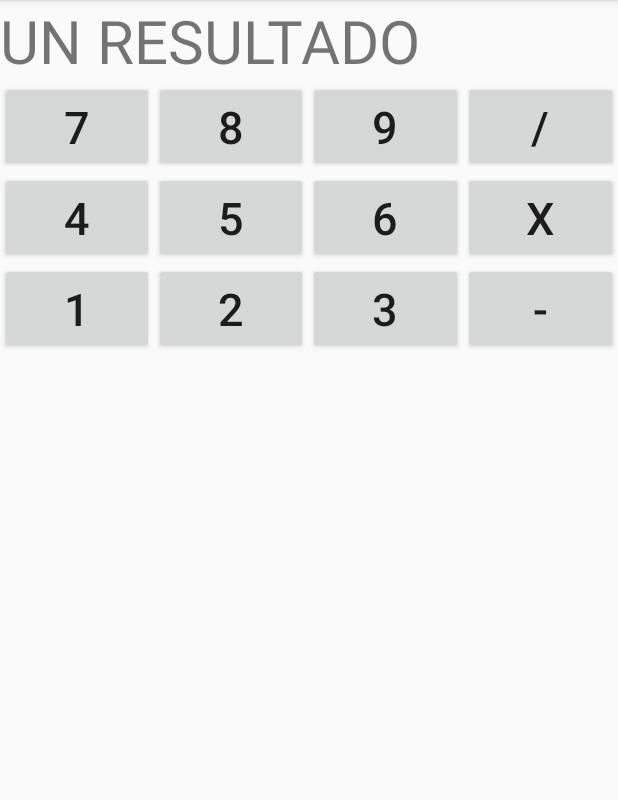
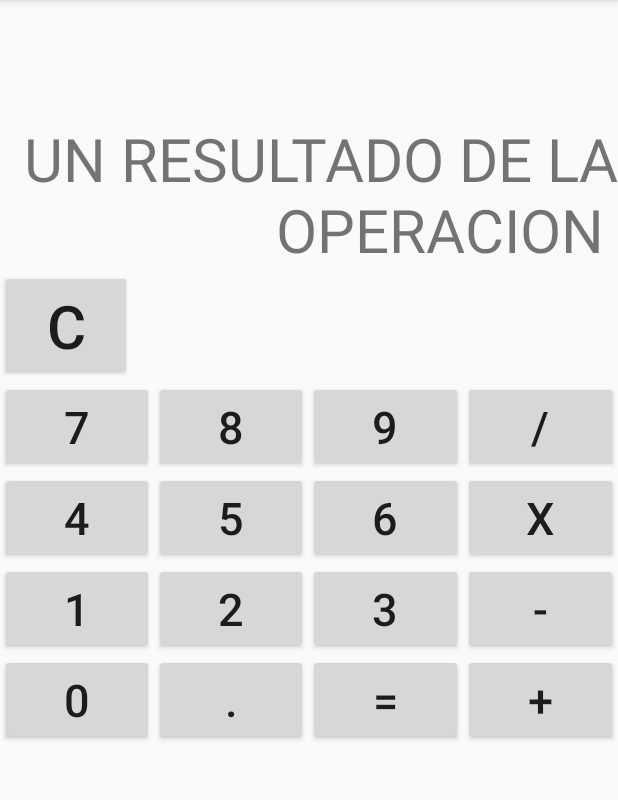
Before and after one commit to SantiagoSinatra/proyectos, an Android app: the screen it shows after launch (MainActivity), on a phone screen of 412 x 824 dp, the part 84-884 px from its top. Run offline under Robolectric (Android 15) with nearby library versions, the phone set to English and light mode, and no system bars.

Commit message:
Calculadora actualizado

```diff
--- a/Calculadora/app/src/main/res/layout/activity_main.xml
+++ b/Calculadora/app/src/main/res/layout/activity_main.xml
@@ -8,18 +8,28 @@
 
     <LinearLayout
         android:layout_width="match_parent"
-        android:layout_height="wrap_content"
+        android:layout_height="180dp"
         android:orientation="horizontal"
         android:id="@+id/linearlayout_textview">
 
         <TextView
             android:layout_width="match_parent"
             android:layout_height="wrap_content"
-            android:text="UN RESULTADO"
+            android:layout_gravity="bottom|end"
+            android:text="UN RESULTADO DE LA OPERACION "
             android:textSize="40dp"
+            android:textAlignment="textEnd"
             android:id="@+id/textview_resultado"/>
 
     </LinearLayout>
+
+    <Button
+        android:layout_width="wrap_content"
+        android:layout_height="wrap_content"
+        android:text="C"
+        android:textSize="40dp"
+        android:id="@+id/button_borrar"
+        android:layout_below="@+id/linearlayout_textview"/>
 
     <LinearLayout
         android:layout_width="match_parent"
@@ -27,7 +37,7 @@
         android:orientation="horizontal"
         android:weightSum="4"
         android:id="@+id/linearlayout_botones_primera_fila"
-        android:layout_below="@+id/linearlayout_textview">
+        android:layout_below="@+id/button_borrar">
 
         <Button
             android:layout_width="wrap_content"
@@ -155,6 +165,38 @@
         android:id="@+id/linearlayout_botones_cuarta_fila"
         android:layout_below="@+id/linearlayout_botones_tercera_fila">
 
+        <Button
+            android:layout_width="wrap_content"
+            android:layout_height="wrap_content"
+            android:text="0"
+            android:textSize="30dp"
+            android:id="@+id/button_0"
+            android:layout_weight="1" />
+
+        <Button
+            android:layout_width="wrap_content"
+            android:layout_height="wrap_content"
+            android:text="."
+            android:textSize="30dp"
+            android:id="@+id/button_dot"
+            android:layout_weight="1" />
+
+        <Button
+            android:layout_width="wrap_content"
+            android:layout_height="wrap_content"
+            android:text="="
+            android:textSize="30dp"
+            android:id="@+id/button_igual"
+            android:layout_weight="1" />
+
+        <Button
+            android:layout_width="wrap_content"
+            android:layout_height="wrap_content"
+            android:text="+"
+            android:textSize="30dp"
+            android:id="@+id/button_suma"
+            android:layout_weight="1" />
+
     </LinearLayout>
 
 
```
